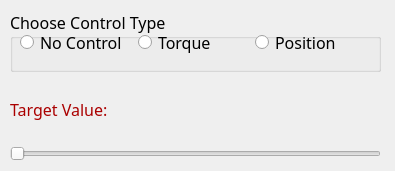
Before: the Qt Designer form ui/plutotestcontrol.ui in siva82kb/pluto-assessment, drawn with Qt 5.
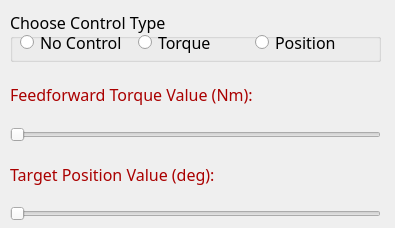
After: the same form once the commit is applied.

```diff
--- a/ui/plutotestcontrol.ui
+++ b/ui/plutotestcontrol.ui
@@ -7,19 +7,19 @@
     <x>0</x>
     <y>0</y>
     <width>395</width>
-    <height>171</height>
+    <height>228</height>
    </rect>
   </property>
   <property name="minimumSize">
    <size>
     <width>395</width>
-    <height>171</height>
+    <height>228</height>
    </size>
   </property>
   <property name="maximumSize">
    <size>
     <width>395</width>
-    <height>171</height>
+    <height>228</height>
    </size>
   </property>
   <property name="windowTitle">
@@ -32,7 +32,7 @@
       <x>10</x>
       <y>10</y>
       <width>371</width>
-      <height>151</height>
+      <height>211</height>
      </rect>
     </property>
     <layout class="QVBoxLayout" name="verticalLayout">
@@ -94,12 +94,38 @@
         <string notr="true">color: rgb(170, 0, 0);</string>
        </property>
        <property name="text">
-        <string>Target Value:</string>
+        <string>Feedforward Torque Value (Nm):</string>
        </property>
       </widget>
      </item>
      <item>
-      <widget class="QSlider" name="hSliderTgtValue">
+      <widget class="QSlider" name="hSliderTorqTgtValue">
+       <property name="maximum">
+        <number>1000</number>
+       </property>
+       <property name="orientation">
+        <enum>Qt::Horizontal</enum>
+       </property>
+      </widget>
+     </item>
+     <item>
+      <widget class="QLabel" name="lblPositionTargetValue">
+       <property name="font">
+        <font>
+         <family>Bahnschrift Light</family>
+         <pointsize>12</pointsize>
+        </font>
+       </property>
+       <property name="styleSheet">
+        <string notr="true">color: rgb(170, 0, 0);</string>
+       </property>
+       <property name="text">
+        <string>Target Position Value (deg):</string>
+       </property>
+      </widget>
+     </item>
+     <item>
+      <widget class="QSlider" name="hSliderPosTgtValue">
        <property name="maximum">
         <number>1000</number>
        </property>
```
Left out of the diff: 2 changed lines with no effect on the pictures.
